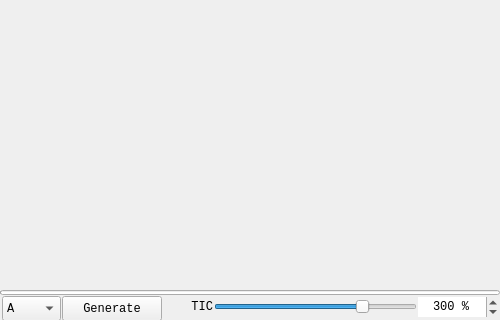
The window that pigment_o/pigment_s_docker.ui (EyeOdin/Pigment.O) describes before a commit, drawn with Qt 5; both pictures show x 0 to 500 and y 180 to 500 of the 500 by 500 pixel window.
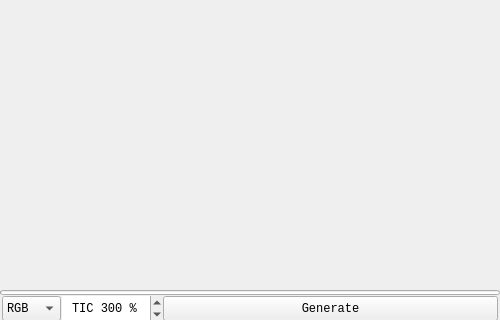
The same window after the commit.

The edit to the form file:
```diff
--- a/pigment_o/pigment_s_docker.ui
+++ b/pigment_o/pigment_s_docker.ui
@@ -274,7 +274,7 @@
             <enum>Qt::NoFocus</enum>
            </property>
            <property name="currentIndex">
-            <number>0</number>
+            <number>1</number>
            </property>
            <item>
             <property name="text">
@@ -348,90 +348,6 @@
            </item>
           </widget>
          </item>
-         <item>
-          <widget class="QPushButton" name="sample_generate">
-           <property name="sizePolicy">
-            <sizepolicy hsizetype="Fixed" vsizetype="Fixed">
-             <horstretch>0</horstretch>
-             <verstretch>0</verstretch>
-            </sizepolicy>
-           </property>
-           <property name="minimumSize">
-            <size>
-             <width>0</width>
-             <height>25</height>
-            </size>
-           </property>
-           <property name="maximumSize">
-            <size>
-             <width>100</width>
-             <height>25</height>
-            </size>
-           </property>
-           <property name="focusPolicy">
-            <enum>Qt::NoFocus</enum>
-           </property>
-           <property name="text">
-            <string>Generate</string>
-           </property>
-          </widget>
-         </item>
-         <item>
-          <widget class="QLabel" name="sample_tic">
-           <property name="minimumSize">
-            <size>
-             <width>0</width>
-             <height>20</height>
-            </size>
-           </property>
-           <property name="maximumSize">
-            <size>
-             <width>50</width>
-             <height>20</height>
-            </size>
-           </property>
-           <property name="text">
-            <string>TIC</string>
-           </property>
-           <property name="alignment">
-            <set>Qt::AlignRight|Qt::AlignTrailing|Qt::AlignVCenter</set>
-           </property>
-          </widget>
-         </item>
-         <item>
-          <widget class="QSlider" name="sample_slider">
-           <property name="sizePolicy">
-            <sizepolicy hsizetype="Ignored" vsizetype="Fixed">
-             <horstretch>0</horstretch>
-             <verstretch>0</verstretch>
-            </sizepolicy>
-           </property>
-           <property name="minimumSize">
-            <size>
-             <width>0</width>
-             <height>20</height>
-            </size>
-           </property>
-           <property name="maximumSize">
-            <size>
-             <width>16777215</width>
-             <height>20</height>
-            </size>
-           </property>
-           <property name="focusPolicy">
-            <enum>Qt::NoFocus</enum>
-           </property>
-           <property name="maximum">
-            <number>400</number>
-           </property>
-           <property name="value">
-            <number>300</number>
-           </property>
-           <property name="orientation">
-            <enum>Qt::Horizontal</enum>
-           </property>
-          </widget>
-         </item>
          <item>
           <widget class="QSpinBox" name="sample_value">
            <property name="sizePolicy">
@@ -442,14 +358,14 @@
            </property>
            <property name="minimumSize">
             <size>
-             <width>0</width>
-             <height>20</height>
+             <width>100</width>
+             <height>25</height>
             </size>
            </property>
            <property name="maximumSize">
             <size>
-             <width>80</width>
-             <height>20</height>
+             <width>100</width>
+             <height>25</height>
             </size>
            </property>
            <property name="focusPolicy">
@@ -464,6 +380,9 @@
            <property name="suffix">
             <string> %</string>
            </property>
+           <property name="prefix">
+            <string>TIC </string>
+           </property>
            <property name="maximum">
             <number>400</number>
            </property>
@@ -472,6 +391,34 @@
            </property>
           </widget>
          </item>
+         <item>
+          <widget class="QPushButton" name="sample_generate">
+           <property name="sizePolicy">
+            <sizepolicy hsizetype="Expanding" vsizetype="Fixed">
+             <horstretch>0</horstretch>
+             <verstretch>0</verstretch>
+            </sizepolicy>
+           </property>
+           <property name="minimumSize">
+            <size>
+             <width>0</width>
+             <height>25</height>
+            </size>
+           </property>
+           <property name="maximumSize">
+            <size>
+             <width>16777215</width>
+             <height>25</height>
+            </size>
+           </property>
+           <property name="focusPolicy">
+            <enum>Qt::NoFocus</enum>
+           </property>
+           <property name="text">
+            <string>Generate</string>
+           </property>
+          </widget>
+         </item>
         </layout>
        </widget>
       </item>
```
